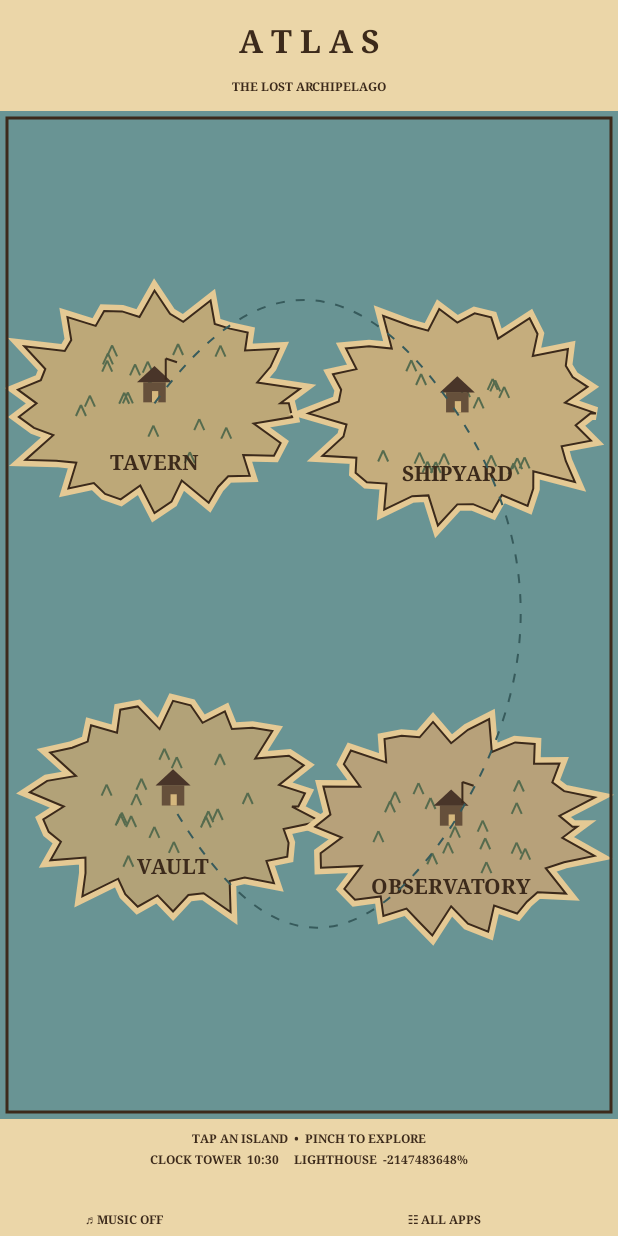
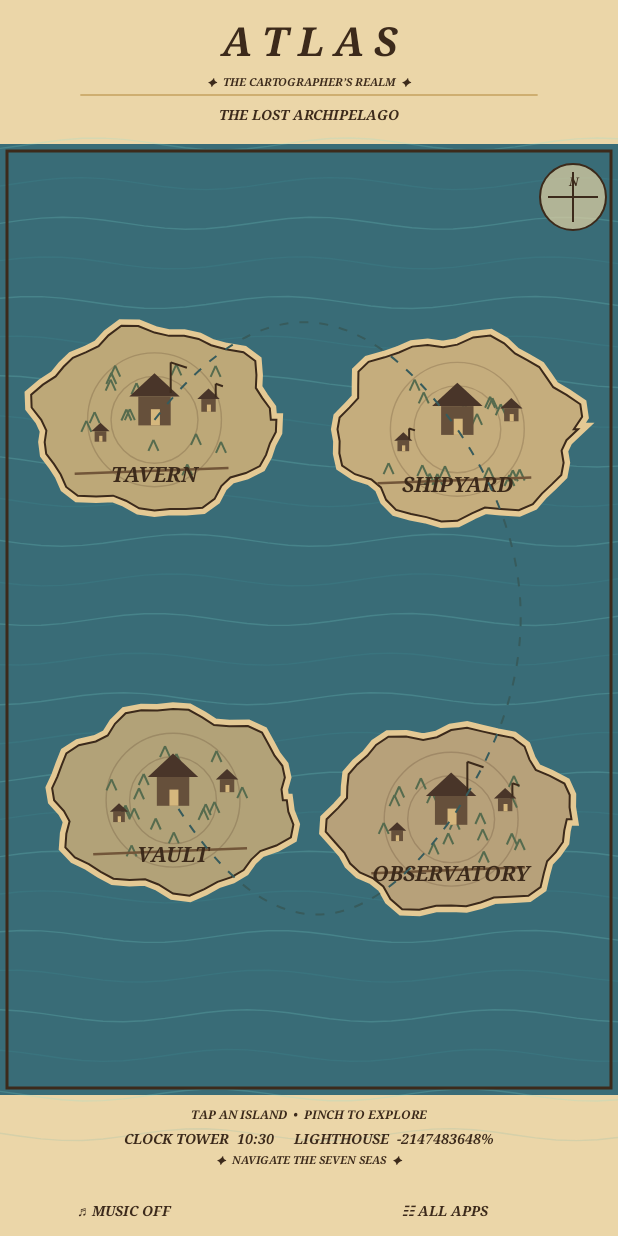
Before and after one commit to Fizghin/ATLAS-Launcher, an Android app: the screen it shows after launch (MainActivity), on a phone screen of 412 x 824 dp. Run offline under Robolectric (Android 15) with nearby library versions, the phone set to English and light mode, and no system bars.

Commit message:
Redesign ATLAS map home with nautical typography, smooth coastlines, animated waves and compass

```diff
--- a/app/src/main/java/com/atlas/launcher/MainActivity.kt
+++ b/app/src/main/java/com/atlas/launcher/MainActivity.kt
@@ -17,7 +17,7 @@ class MainActivity : Activity() {
     private val prefs by lazy { getSharedPreferences("atlas", MODE_PRIVATE) }
     private val parchment = Color.rgb(235, 214, 168)
     private val ink = Color.rgb(60, 42, 27)
-    private val sea = Color.rgb(105, 148, 148)
+    private val sea = Color.rgb(57, 108, 119)
     private var audio: SeaAudio? = null
     private val districts = arrayOf("TAVERN", "SHIPYARD", "VAULT", "OBSERVATORY")
     private val descriptions = arrayOf("SOCIAL & MESSAGES", "TRAVEL & MOTORS", "FILES & STUDY", "TOOLS & WEATHER")
@@ -97,6 +97,10 @@ class MainActivity : Activity() {
         private var downY = 0f
         private var moved = false
         private var lastDistance = 0f
+        private val startedAt = android.os.SystemClock.uptimeMillis()
+        private var frameTime = startedAt
+        private val titlePaint = Paint(3)
+        private val gold = 0xFFCEAE70.toInt()
         private val paint = Paint(3)
         private val islands = arrayOf(.25f to .29f, .74f to .30f, .28f to .69f, .73f to .71f)
         private val mapColors = intArrayOf(0xFFBDA878.toInt(), 0xFFC5AD7D.toInt(), 0xFFB2A278.toInt(), 0xFFB7A17A.toInt())
@@ -106,7 +110,7 @@ class MainActivity : Activity() {
         init { handler.postDelayed(tick, 15000) }
         private fun text(c: Canvas, s: String, x: Float, y: Float, size: Float, color: Int = ink, bold: Boolean = true) {
             paint.color = color; paint.style = Paint.Style.FILL
-            paint.typeface = Typeface.create("serif", if (bold) Typeface.BOLD else Typeface.NORMAL)
+            paint.typeface = Typeface.create(if (bold) "serif" else "serif", if (bold) Typeface.BOLD_ITALIC else Typeface.ITALIC)
             paint.textSize = size; paint.textAlign = Paint.Align.CENTER
             c.drawText(s, x, y, paint)
         }
@@ -118,7 +122,7 @@ class MainActivity : Activity() {
             val p=Path()
             for(i in 0..48) {
                 val a=i*PI*2/48
-                val wobble=1f + .13f*sin(i*2.3+seed*3.0).toFloat()+.06f*cos(i*4.7+seed).toFloat()
+                val wobble=1f + .055f*sin(i*.78+seed*3.0).toFloat()+.038f*cos(i*1.47+seed).toFloat()
                 val x=cx+cos(a).toFloat()*r*wobble
                 val y=cy+sin(a).toFloat()*r*.76f*wobble
                 if(i==0)p.moveTo(x,y) else p.lineTo(x,y)
@@ -127,6 +131,10 @@ class MainActivity : Activity() {
             paint.color=0xFFE4C994.toInt(); paint.style=Paint.Style.STROKE;paint.strokeWidth=13f
             c.drawPath(p,paint)
             paint.color=mapColors[seed];paint.style=Paint.Style.FILL;c.drawPath(p,paint)
+            paint.color=0x33412B1B;paint.style=Paint.Style.STROKE;paint.strokeWidth=1.4f
+            c.drawCircle(cx,cy,r*.57f,paint)
+            c.drawCircle(cx,cy,r*.37f,paint)
+            paint.style=Paint.Style.FILL
             paint.color=ink;paint.style=Paint.Style.STROKE;paint.strokeWidth=2f;c.drawPath(p,paint);paint.style=Paint.Style.FILL
             val random=java.util.Random(seed.toLong()+18)
             repeat(16) {
@@ -148,22 +156,41 @@ class MainActivity : Activity() {
             super.onDraw(c)
             val w=width.toFloat();val h=height.toFloat()
             c.drawColor(parchment)
-            val header=74f*resources.displayMetrics.density
-            val bottom=78f*resources.displayMetrics.density
+            val header=96f*resources.displayMetrics.density
+            val bottom=94f*resources.displayMetrics.density
             val mapTop=header;val mapH=h-header-bottom
             paint.color=sea;c.drawRect(0f,mapTop,w,h-bottom,paint)
+            // Layered water contours and gentle wave movement
+            val seconds=(android.os.SystemClock.uptimeMillis()-startedAt)/1000f
+            paint.style=Paint.Style.STROKE;paint.strokeWidth=1.4f
+            for(j in 0..25) {
+                val yy=mapTop+j*mapH/24f
+                val wave=Path()
+                for(k in 0..30) {
+                    val xx=k*w/30f
+                    val yWave=yy+6f*sin(xx*.025f+seconds*.25f+j*.4f)
+                    if(k==0)wave.moveTo(xx,yWave) else wave.lineTo(xx,yWave)
+                }
+                paint.color=if(j%2==0)0x337DE0D4 else 0x2243A6A9
+                c.drawPath(wave,paint)
+            }
+            paint.style=Paint.Style.FILL
             c.save();c.clipRect(0f,mapTop,w,h-bottom)
             val centerX=w/2;val centerY=mapTop+mapH/2
-            zoom+=(targetZoom-zoom)*.19f
+            zoom+=(targetZoom-zoom)*.13f
             if(abs(targetZoom-zoom)>.003f) postInvalidateDelayed(16)
             c.translate(centerX+panX,centerY+panY)
             c.scale(zoom,zoom)
             c.translate(-centerX,-centerY)
-            val radius=min(w,mapH)*.205f
+            val radius=min(w,mapH)*.19f
             for(i in 0..3) {
                 val x=w*islands[i].first;val y=mapTop+mapH*islands[i].second
                 island(c,x,y,radius,i)
-                building(c,x,y-16f,1.25f,i)
+                building(c,x,y-16f,1.8f,i)
+                // Landmarks: lookout, market and docks
+                building(c,x-radius*.46f,y+radius*.12f,.65f,i+2)
+                building(c,x+radius*.46f,y-radius*.15f,.8f,i+3)
+                line(c,x-radius*.68f,y+radius*.46f,x+radius*.63f,y+radius*.41f,0xFF725639.toInt(),2.5f)
                 text(c,names[i],x,y+radius*.53f, min(w/20f,21f),ink)
             }
             // Dashed sailing routes
@@ -189,16 +216,27 @@ class MainActivity : Activity() {
             // Frame and map legend
             paint.color=ink;paint.style=Paint.Style.STROKE;paint.strokeWidth=3f
             c.drawRect(7f,mapTop+7f,w-7f,h-bottom-7f,paint);paint.style=Paint.Style.FILL
-            text(c,"A T L A S",w/2,header*.48f,32f)
-            text(c,if(selected<0)"THE LOST ARCHIPELAGO" else descriptions[selected],w/2,header*.82f,12f)
+            text(c,"A T L A S",w/2,header*.39f,40f)
+            text(c,"✦  THE CARTOGRAPHER’S REALM  ✦",w/2,header*.60f,11f)
+            line(c,w*.13f,header*.66f,w*.87f,header*.66f,gold,2f)
+            text(c,if(selected<0)"THE LOST ARCHIPELAGO" else descriptions[selected],w/2,header*.83f,14f)
             text(c,if(selected<0)"TAP AN ISLAND  •  PINCH TO EXPLORE" else "TAP A BUILDING TO OPEN AN APP",w/2,h-bottom+24f,12f)
             val battery=getSystemService(BATTERY_SERVICE) as android.os.BatteryManager
             val pct=battery.getIntProperty(android.os.BatteryManager.BATTERY_PROPERTY_CAPACITY)
             val now=java.text.SimpleDateFormat("HH:mm",java.util.Locale.getDefault()).format(java.util.Date())
-            text(c,"CLOCK TOWER  $now     LIGHTHOUSE  $pct%",w/2,h-bottom+45f,12f)
-            text(c,if(prefs.getBoolean("music",false))"♫ MUSIC ON" else "♫ MUSIC OFF",w*.2f,h-12f,12f)
-            text(c,if(selected>=0)"✎ EDIT BUILDINGS" else "☷ ALL APPS",w*.72f,h-12f,12f)
+            text(c,"CLOCK TOWER  $now     LIGHTHOUSE  $pct%",w/2,h-bottom+49f,14f)
+            text(c,"✦  NAVIGATE THE SEVEN SEAS  ✦",w/2,h-bottom+69f,11f)
+            text(c,if(prefs.getBoolean("music",false))"♫ MUSIC ON" else "♫ MUSIC OFF",w*.2f,h-20f,14f)
+            text(c,if(selected>=0)"✎ EDIT BUILDINGS" else "☷ ALL APPS",w*.72f,h-20f,14f)
             if(selected>=0)text(c,"‹ BACK",w*.13f,header*.83f,14f)
+            // Compass rose overlay
+            val compassX=w-45f;val compassY=mapTop+53f
+            paint.color=0xAAEED9A6.toInt();c.drawCircle(compassX,compassY,33f,paint)
+            paint.color=ink;paint.style=Paint.Style.STROKE;paint.strokeWidth=2f;c.drawCircle(compassX,compassY,33f,paint);paint.style=Paint.Style.FILL
+            line(c,compassX,compassY-25f,compassX,compassY+25f)
+            line(c,compassX-25f,compassY,compassX+25f,compassY)
+            text(c,"N",compassX,compassY-11f,12f)
+            if(android.os.SystemClock.uptimeMillis()-frameTime>45L){frameTime=android.os.SystemClock.uptimeMillis();postInvalidateDelayed(80)}
         }
         private fun select(i:Int) {
             selected=i
@@ -206,8 +244,8 @@ class MainActivity : Activity() {
             else {
                 targetZoom=2.55f
                 panX=(width/2-width*islands[i].first)*targetZoom
-                val header=74f*resources.displayMetrics.density
-                val mapH=height-header-78f*resources.displayMetrics.density
+                val header=96f*resources.displayMetrics.density
+                val mapH=height-header-94f*resources.displayMetrics.density
                 panY=(header+mapH/2-(header+mapH*islands[i].second))*targetZoom
             }
             invalidate()
@@ -235,12 +273,12 @@ class MainActivity : Activity() {
                 }
                 MotionEvent.ACTION_UP -> {
                     if(!moved) {
-                        if(y>h-58f*resources.displayMetrics.density) {
+                        if(y>h-68f*resources.displayMetrics.density) {
                             if(x<w*.43f)toggleMusic() else if(selected>=0)chooseApps(selected) else showAllApps()
-                        } else if(selected>=0 && y<74f*resources.displayMetrics.density && x<w*.3f)goBack()
-                        else if(y>74f*resources.displayMetrics.density && y<h-78f*resources.displayMetrics.density) {
-                            val header=74f*resources.displayMetrics.density
-                            val mapH=h-header-78f*resources.displayMetrics.density
+                        } else if(selected>=0 && y<96f*resources.displayMetrics.density && x<w*.3f)goBack()
+                        else if(y>96f*resources.displayMetrics.density && y<h-94f*resources.displayMetrics.density) {
+                            val header=96f*resources.displayMetrics.density
+                            val mapH=h-header-94f*resources.displayMetrics.density
                             val cx=w/2;val cy=header+mapH/2
                             val ux=(x-cx-panX)/zoom+cx
                             val uy=(y-cy-panY)/zoom+cy
@@ -250,7 +288,7 @@ class MainActivity : Activity() {
                                 if(dist<min(w,mapH)*.25f)select(index)
                             } else {
                                 val ix=selected;val centerIslandX=w*islands[ix].first;val centerIslandY=header+mapH*islands[ix].second
-                                val radius=min(w,mapH)*.205f
+                                val radius=min(w,mapH)*.19f
                                 val col=round((ux-centerIslandX)/(radius*.68f)).toInt()+1
                                 val row=round((uy-(centerIslandY-radius*.34f))/(radius*.29f)).toInt()
                                 if(col in 0..2 && row in 0..5) {
```
